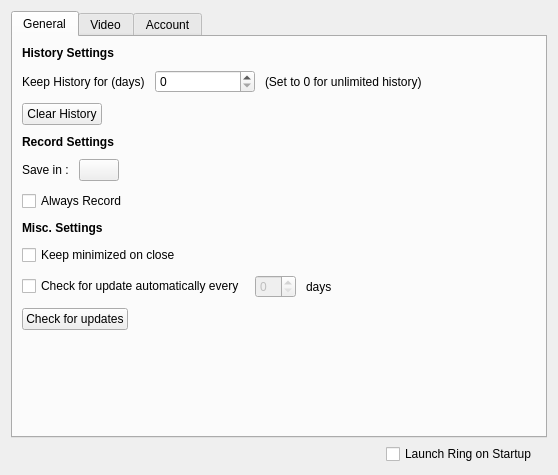
savoirfairelinux/jami-client-windows, file configurationwidget.ui: the form before one commit.
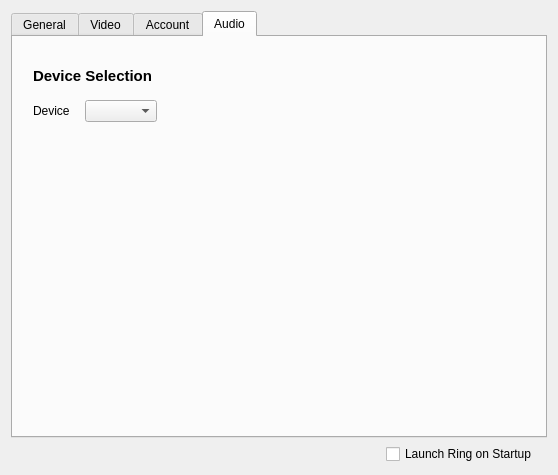
The form after the commit. Icons and pictures are not drawn. Custom widgets are drawn as their Qt base class.

Commit message:
(WIP) Audio Device Selection in Setting
nb : je ne sais pas si tout est present dans lrc, mais ca me permet de
me coller a lrc...

nb2 : je pense qu'il manque des signaux dans lrc.

Tuleap: #32

```diff
--- a/configurationwidget.ui
+++ b/configurationwidget.ui
@@ -29,7 +29,7 @@
       </sizepolicy>
      </property>
      <property name="currentIndex">
-      <number>0</number>
+      <number>3</number>
      </property>
      <widget class="QWidget" name="generalTab">
       <attribute name="title">
@@ -539,6 +539,116 @@
        </item>
       </layout>
      </widget>
+     <widget class="QWidget" name="audioTab">
+      <attribute name="title">
+       <string>Audio</string>
+      </attribute>
+      <widget class="QWidget" name="layoutWidget">
+       <property name="geometry">
+        <rect>
+         <x>20</x>
+         <y>20</y>
+         <width>164</width>
+         <height>116</height>
+        </rect>
+       </property>
+       <layout class="QVBoxLayout" name="verticalLayout_6">
+        <property name="spacing">
+         <number>0</number>
+        </property>
+        <property name="sizeConstraint">
+         <enum>QLayout::SetFixedSize</enum>
+        </property>
+        <property name="topMargin">
+         <number>10</number>
+        </property>
+        <property name="rightMargin">
+         <number>0</number>
+        </property>
+        <property name="bottomMargin">
+         <number>0</number>
+        </property>
+        <item>
+         <widget class="QLabel" name="deviceSelecLabel_2">
+          <property name="sizePolicy">
+           <sizepolicy hsizetype="MinimumExpanding" vsizetype="Preferred">
+            <horstretch>0</horstretch>
+            <verstretch>0</verstretch>
+           </sizepolicy>
+          </property>
+          <property name="maximumSize">
+           <size>
+            <width>16777215</width>
+            <height>20</height>
+           </size>
+          </property>
+          <property name="font">
+           <font>
+            <pointsize>11</pointsize>
+            <weight>75</weight>
+            <bold>true</bold>
+           </font>
+          </property>
+          <property name="text">
+           <string>Device Selection</string>
+          </property>
+         </widget>
+        </item>
+        <item>
+         <spacer name="verticalSpacer_3">
+          <property name="orientation">
+           <enum>Qt::Vertical</enum>
+          </property>
+          <property name="sizeType">
+           <enum>QSizePolicy::Minimum</enum>
+          </property>
+          <property name="sizeHint" stdset="0">
+           <size>
+            <width>20</width>
+            <height>15</height>
+           </size>
+          </property>
+         </spacer>
+        </item>
+        <item>
+         <layout class="QFormLayout" name="formLayout_3">
+          <property name="sizeConstraint">
+           <enum>QLayout::SetDefaultConstraint</enum>
+          </property>
+          <property name="horizontalSpacing">
+           <number>15</number>
+          </property>
+          <property name="verticalSpacing">
+           <number>6</number>
+          </property>
+          <item row="3" column="0">
+           <widget class="QLabel" name="deviceLabel_2">
+            <property name="sizePolicy">
+             <sizepolicy hsizetype="MinimumExpanding" vsizetype="MinimumExpanding">
+              <horstretch>0</horstretch>
+              <verstretch>0</verstretch>
+             </sizepolicy>
+            </property>
+            <property name="text">
+             <string>Device</string>
+            </property>
+           </widget>
+          </item>
+          <item row="3" column="1">
+           <widget class="QComboBox" name="audioDeviceBox">
+            <property name="sizePolicy">
+             <sizepolicy hsizetype="MinimumExpanding" vsizetype="Fixed">
+              <horstretch>0</horstretch>
+              <verstretch>0</verstretch>
+             </sizepolicy>
+            </property>
+           </widget>
+          </item>
+         </layout>
+        </item>
+       </layout>
+      </widget>
+     </widget>
     </widget>
    </item>
    <item>
```
The commit also changes 2 other files.
